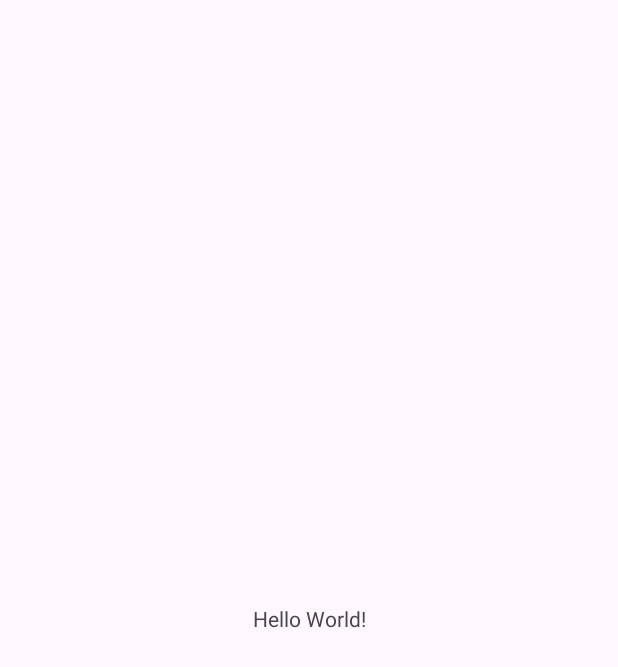
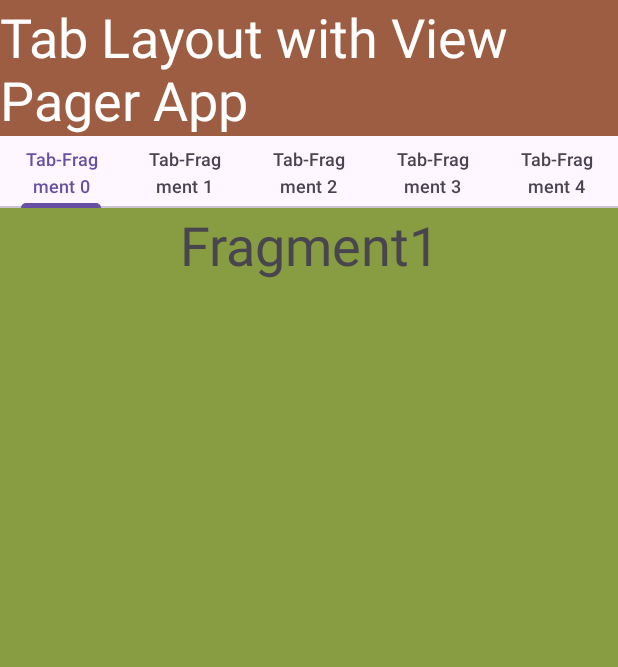
Before and after one commit to Shackir007/AndroidStudy, an Android app: the screen it shows after launch (MainActivity), on a phone screen of 412 x 824 dp. Before the commit the part shown is almost empty. Shown: the top 667 px of the screen. Run offline under Robolectric (Android 15) with nearby library versions, the phone set to English and light mode, and no system bars.

Commit message:
View Pager Application is completed

```diff
--- /dev/null
+++ b/MyLearningAppViewPager/app/src/main/java/com/example/mylearningappviewpager/Fragment1.java
@@ -0,0 +1,24 @@
+package com.example.mylearningappviewpager;
+
+import android.os.Bundle;
+
+import androidx.fragment.app.Fragment;
+
+import android.view.LayoutInflater;
+import android.view.View;
+import android.view.ViewGroup;
+
+/**
+ * A simple {@link Fragment} subclass.
+ * Use the {@link Fragment1#newInstance} factory method to
+ * create an instance of this fragment.
+ */
+public class Fragment1 extends Fragment {
+
+    @Override
+    public View onCreateView(LayoutInflater inflater, ViewGroup container,
+                             Bundle savedInstanceState) {
+        // Inflate the layout for this fragment
+        return inflater.inflate(R.layout.fragment_1, container, false);
+    }
+}
--- /dev/null
+++ b/MyLearningAppViewPager/app/src/main/java/com/example/mylearningappviewpager/Fragment2.java
@@ -0,0 +1,24 @@
+package com.example.mylearningappviewpager;
+
+import android.os.Bundle;
+
+import androidx.fragment.app.Fragment;
+
+import android.view.LayoutInflater;
+import android.view.View;
+import android.view.ViewGroup;
+
+/**
+ * A simple {@link Fragment} subclass.
+ * Use the {@link Fragment2#newInstance} factory method to
+ * create an instance of this fragment.
+ */
+public class Fragment2 extends Fragment {
+
+    @Override
+    public View onCreateView(LayoutInflater inflater, ViewGroup container,
+                             Bundle savedInstanceState) {
+        // Inflate the layout for this fragment
+        return inflater.inflate(R.layout.fragment_2, container, false);
+    }
+}
--- /dev/null
+++ b/MyLearningAppViewPager/app/src/main/java/com/example/mylearningappviewpager/Fragment3.java
@@ -0,0 +1,24 @@
+package com.example.mylearningappviewpager;
+
+import android.os.Bundle;
+
+import androidx.fragment.app.Fragment;
+
+import android.view.LayoutInflater;
+import android.view.View;
+import android.view.ViewGroup;
+
+/**
+ * A simple {@link Fragment} subclass.
+ * Use the {@link Fragment3#newInstance} factory method to
+ * create an instance of this fragment.
+ */
+public class Fragment3 extends Fragment {
+
+    @Override
+    public View onCreateView(LayoutInflater inflater, ViewGroup container,
+                             Bundle savedInstanceState) {
+        // Inflate the layout for this fragment
+        return inflater.inflate(R.layout.fragment_3, container, false);
+    }
+}
--- /dev/null
+++ b/MyLearningAppViewPager/app/src/main/java/com/example/mylearningappviewpager/Fragment4.java
@@ -0,0 +1,19 @@
+package com.example.mylearningappviewpager;
+
+import android.os.Bundle;
+
+import androidx.fragment.app.Fragment;
+
+import android.view.LayoutInflater;
+import android.view.View;
+import android.view.ViewGroup;
+
+public class Fragment4 extends Fragment {
+
+    @Override
+    public View onCreateView(LayoutInflater inflater, ViewGroup container,
+                             Bundle savedInstanceState) {
+        // Inflate the layout for this fragment
+        return inflater.inflate(R.layout.fragment_4, container, false);
+    }
+}
--- /dev/null
+++ b/MyLearningAppViewPager/app/src/main/java/com/example/mylearningappviewpager/Fragment5.java
@@ -0,0 +1,20 @@
+package com.example.mylearningappviewpager;
+
+import android.os.Bundle;
+
+import androidx.fragment.app.Fragment;
+
+import android.view.LayoutInflater;
+import android.view.View;
+import android.view.ViewGroup;
+
+
+public class Fragment5 extends Fragment {
+
+    @Override
+    public View onCreateView(LayoutInflater inflater, ViewGroup container,
+                             Bundle savedInstanceState) {
+        // Inflate the layout for this fragment
+        return inflater.inflate(R.layout.fragment_5, container, false);
+    }
+}
--- a/MyLearningAppViewPager/app/src/main/java/com/example/mylearningappviewpager/MainActivity.java
+++ b/MyLearningAppViewPager/app/src/main/java/com/example/mylearningappviewpager/MainActivity.java
@@ -1,14 +1,49 @@
 package com.example.mylearningappviewpager;
 
+import androidx.annotation.NonNull;
 import androidx.appcompat.app.AppCompatActivity;
+import androidx.fragment.app.FragmentManager;
+import androidx.viewpager2.widget.ViewPager2;
 
 import android.os.Bundle;
 
+import com.google.android.material.tabs.TabLayout;
+import com.google.android.material.tabs.TabLayoutMediator;
+
 public class MainActivity extends AppCompatActivity {
+    MyViewPagerAdapter myViewPagerAdapter;
+    ViewPager2 viewPager2;
+
+    TabLayout tabLayout;
 
     @Override
     protected void onCreate(Bundle savedInstanceState) {
         super.onCreate(savedInstanceState);
         setContentView(R.layout.activity_main);
+
+        myViewPagerAdapter= new MyViewPagerAdapter(getSupportFragmentManager(), getLifecycle());
+        myViewPagerAdapter.addFragment(new Fragment1());
+        myViewPagerAdapter.addFragment(new Fragment2());
+        myViewPagerAdapter.addFragment(new Fragment3());
+        myViewPagerAdapter.addFragment(new Fragment4());
+        myViewPagerAdapter.addFragment(new Fragment5());
+
+        viewPager2=findViewById(R.id.viewPager);
+        viewPager2.setOrientation(ViewPager2.ORIENTATION_HORIZONTAL);
+        viewPager2.setAdapter(myViewPagerAdapter);
+
+        tabLayout=findViewById(R.id.tabLayout);
+        TabLayoutMediator tabLayoutMediator = new TabLayoutMediator(tabLayout,
+                viewPager2,
+                /* */
+                new TabLayoutMediator.TabConfigurationStrategy() {
+                    @Override
+                    public void onConfigureTab(@NonNull TabLayout.Tab tab, int position) {
+                        tab.setText("Tab-Fragment "+position);
+                    }
+                }
+                );
+
+        tabLayoutMediator.attach();
     }
 }
--- /dev/null
+++ b/MyLearningAppViewPager/app/src/main/java/com/example/mylearningappviewpager/MyViewPagerAdapter.java
@@ -0,0 +1,33 @@
+package com.example.mylearningappviewpager;
+
+import androidx.annotation.NonNull;
+import androidx.fragment.app.Fragment;
+import androidx.fragment.app.FragmentManager;
+import androidx.lifecycle.Lifecycle;
+import androidx.viewpager2.adapter.FragmentStateAdapter;
+
+import java.util.ArrayList;
+import java.util.List;
+
+public class MyViewPagerAdapter extends FragmentStateAdapter {
+    List<Fragment> fragmentList = new ArrayList<Fragment>();
+
+    public MyViewPagerAdapter(@NonNull FragmentManager fragmentManager, @NonNull Lifecycle lifecycle) {
+        super(fragmentManager, lifecycle);
+    }
+
+    @NonNull
+    @Override
+    public Fragment createFragment(int position) {
+        return fragmentList.get(position);
+    }
+
+    @Override
+    public int getItemCount() {
+        return fragmentList.size();
+    }
+
+    public void addFragment(Fragment fragment){
+        this.fragmentList.add(fragment);
+    }
+}
--- a/MyLearningAppViewPager/app/src/main/res/layout/activity_main.xml
+++ b/MyLearningAppViewPager/app/src/main/res/layout/activity_main.xml
@@ -7,12 +7,30 @@
     tools:context=".MainActivity">
 
     <TextView
-        android:layout_width="wrap_content"
+        android:id="@+id/textTitle"
+        android:layout_width="match_parent"
         android:layout_height="wrap_content"
-        android:text="Hello World!"
+        android:background="#9D5D42"
+        android:text="Tab Layout with View Pager App"
+        android:textColor="@color/white"
+        android:textSize="36dp"
+        app:layout_constraintStart_toStartOf="parent"
+        app:layout_constraintTop_toTopOf="parent" />
+
+    <com.google.android.material.tabs.TabLayout
+        android:id="@+id/tabLayout"
+        android:layout_width="match_parent"
+        android:layout_height="wrap_content"
+        app:layout_constraintStart_toStartOf="parent"
+        app:layout_constraintTop_toBottomOf="@+id/textTitle" />
+
+    <androidx.viewpager2.widget.ViewPager2
+        android:id="@+id/viewPager"
+        android:layout_width="match_parent"
+        android:layout_height="0dp"
         app:layout_constraintBottom_toBottomOf="parent"
         app:layout_constraintEnd_toEndOf="parent"
         app:layout_constraintStart_toStartOf="parent"
-        app:layout_constraintTop_toTopOf="parent" />
+        app:layout_constraintTop_toBottomOf="@+id/tabLayout" />
 
 </androidx.constraintlayout.widget.ConstraintLayout>
--- /dev/null
+++ b/MyLearningAppViewPager/app/src/main/res/layout/fragment_1.xml
@@ -0,0 +1,17 @@
+<?xml version="1.0" encoding="utf-8"?>
+<FrameLayout xmlns:android="http://schemas.android.com/apk/res/android"
+    xmlns:tools="http://schemas.android.com/tools"
+    android:layout_width="match_parent"
+    android:background="#889D42"
+    android:layout_height="match_parent"
+    tools:context=".Fragment1">
+
+    <!-- TODO: Update blank fragment layout -->
+    <TextView
+        android:layout_width="match_parent"
+        android:layout_height="wrap_content"
+        android:textSize="36dp"
+        android:textAlignment="center"
+        android:text="Fragment1" />
+
+</FrameLayout>
--- a/MyLearningAppViewPager/app/src/main/res/values/strings.xml
+++ b/MyLearningAppViewPager/app/src/main/res/values/strings.xml
@@ -1,3 +1,5 @@
 <resources>
     <string name="app_name">MyLearningAppViewPager</string>
+    <!-- TODO: Remove or change this placeholder text -->
+    <string name="hello_blank_fragment">Hello blank fragment</string>
 </resources>
```
Also changed, not shown: MyLearningAppViewPager/app/src/main/res/layout/fragment_2.xml (added, +17 -0 lines), MyLearningAppViewPager/app/src/main/res/layout/fragment_3.xml (added, +17 -0 lines), MyLearningAppViewPager/app/src/main/res/layout/fragment_4.xml (added, +17 -0 lines), MyLearningAppViewPager/app/src/main/res/layout/fragment_5.xml (added, +17 -0 lines).
